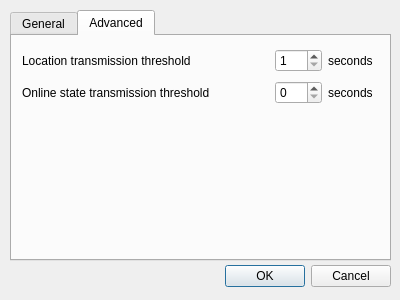
Archomeda/TS3-GW2-plugin, file src/configdialog.ui: the form before one commit.
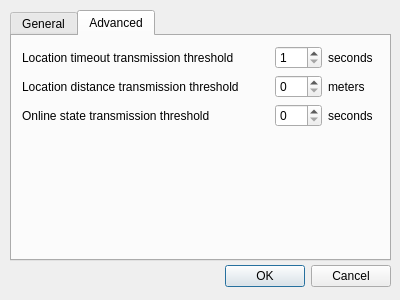
The form after the commit. The open tabs and pages were chosen to show the change.

Commit message: Added location distance transmission threshold

Diff of the .ui file:
```diff
--- a/src/configdialog.ui
+++ b/src/configdialog.ui
@@ -69,11 +69,11 @@
        <x>10</x>
        <y>10</y>
        <width>351</width>
-       <height>61</height>
+       <height>81</height>
       </rect>
      </property>
      <layout class="QGridLayout" name="gridLayout">
-      <item row="1" column="1">
+      <item row="2" column="1">
        <widget class="QSpinBox" name="spinBox_onlineStateTransmissionThreshold">
         <property name="sizePolicy">
          <sizepolicy hsizetype="Minimum" vsizetype="Fixed">
@@ -96,7 +96,7 @@
         </property>
        </widget>
       </item>
-      <item row="1" column="0">
+      <item row="2" column="0">
        <widget class="QLabel" name="label_onlineStateTransmissionThreshold">
         <property name="sizePolicy">
          <sizepolicy hsizetype="MinimumExpanding" vsizetype="Preferred">
@@ -112,14 +112,7 @@
       <item row="0" column="0">
        <widget class="QLabel" name="label_locationTransmissionThreshold">
         <property name="text">
-         <string>Location transmission threshold</string>
-        </property>
-       </widget>
-      </item>
-      <item row="1" column="2">
-       <widget class="QLabel" name="label_onlineStateTransmissionThreshold_2">
-        <property name="text">
-         <string>seconds</string>
+         <string>Location timeout transmission threshold</string>
         </property>
        </widget>
       </item>
@@ -130,6 +123,34 @@
         </property>
        </widget>
       </item>
+      <item row="2" column="2">
+       <widget class="QLabel" name="label_onlineStateTransmissionThreshold_2">
+        <property name="text">
+         <string>seconds</string>
+        </property>
+       </widget>
+      </item>
+      <item row="1" column="0">
+       <widget class="QLabel" name="label_distanceTransmissionThreshold">
+        <property name="text">
+         <string>Location distance transmission threshold</string>
+        </property>
+       </widget>
+      </item>
+      <item row="1" column="2">
+       <widget class="QLabel" name="label_distanceTransmissionThreshold_2">
+        <property name="text">
+         <string>meters</string>
+        </property>
+       </widget>
+      </item>
+      <item row="1" column="1">
+       <widget class="QSpinBox" name="spinBox_distanceTransmissionThreshold">
+        <property name="maximum">
+         <number>200</number>
+        </property>
+       </widget>
+      </item>
      </layout>
     </widget>
     <zorder>gridLayoutWidget</zorder>
```
Left out of the diff: 2 changed lines with no effect on the pictures. The commit also changes 4 other files.
